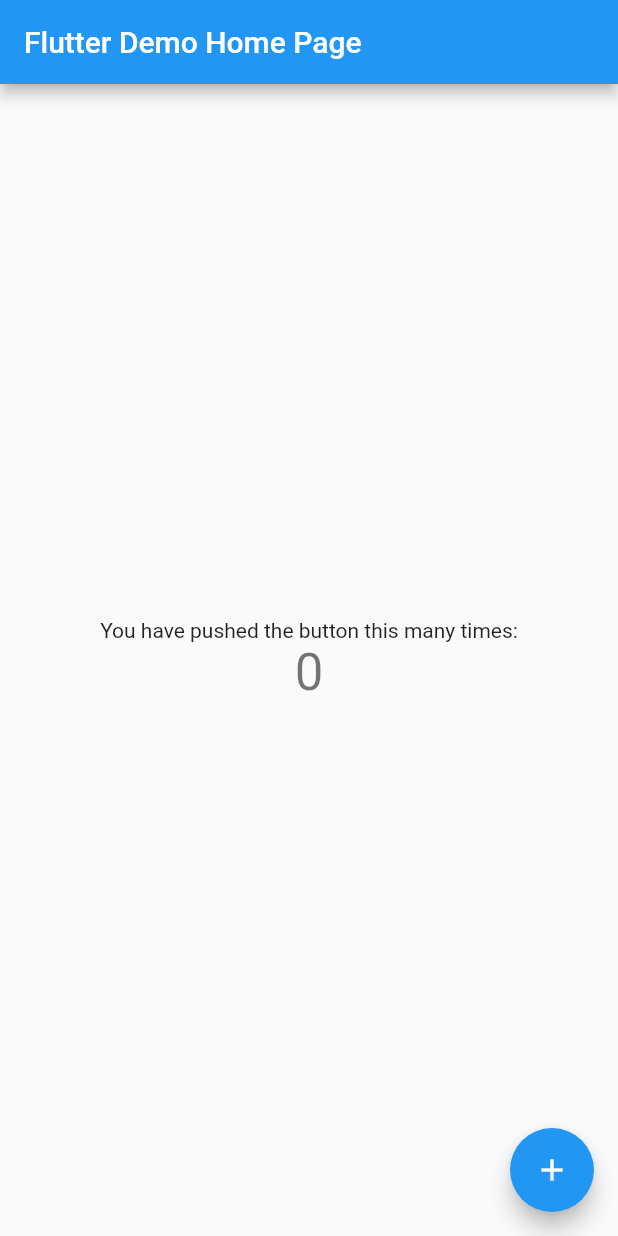
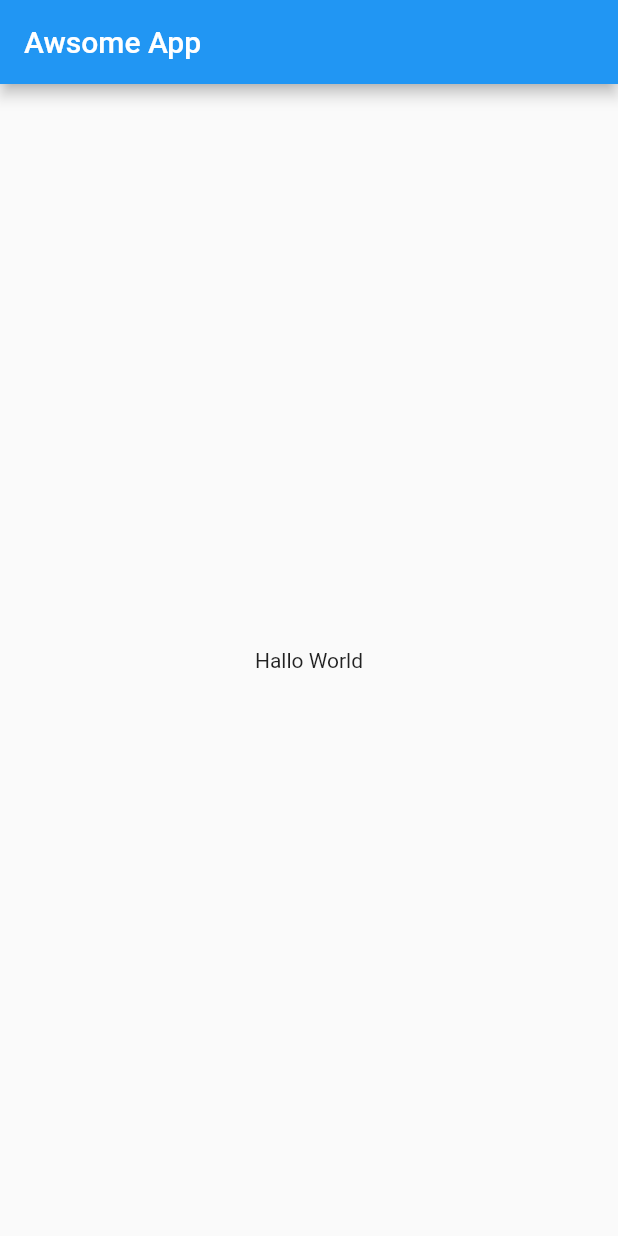
Before and after one commit to hk4-vs/awsomeapp, a Flutter app: the screen it shows after launch, on a phone screen of 412 x 824 dp. Run offline on Flutter 3.47's test engine with Material 2 defaults, Android fonts, the phone set to English and light mode, and no system bars.

Commit message:
Chapter 1 Complete

```diff
--- a/lib/main.dart
+++ b/lib/main.dart
@@ -1,115 +1,23 @@
+// import 'package:flutter/cupertino.dart';
 import 'package:flutter/material.dart';
 
 void main() {
-  runApp(const MyApp());
+  runApp(MaterialApp(
+    title: "Awsome App",
+    home: HomePage(),
+  ));
 }
 
-class MyApp extends StatelessWidget {
-  const MyApp({Key? key}) : super(key: key);
-
-  // This widget is the root of your application.
+class HomePage extends StatelessWidget {
   @override
   Widget build(BuildContext context) {
-    return MaterialApp(
-      title: 'Flutter Demo',
-      theme: ThemeData(
-        // This is the theme of your application.
-        //
-        // Try running your application with "flutter run". You'll see the
-        // application has a blue toolbar. Then, without quitting the app, try
-        // changing the primarySwatch below to Colors.green and then invoke
-        // "hot reload" (press "r" in the console where you ran "flutter run",
-        // or simply save your changes to "hot reload" in a Flutter IDE).
-        // Notice that the counter didn't reset back to zero; the application
-        // is not restarted.
-        primarySwatch: Colors.blue,
+    return Scaffold(
+      appBar: AppBar(
+        title: Text("Awsome App"),
       ),
-      home: const MyHomePage(title: 'Flutter Demo Home Page'),
+      body: Container(
+        child: Center(child: Text("Hallo World")),
+      ),
     );
   }
 }
-
-class MyHomePage extends StatefulWidget {
-  const MyHomePage({Key? key, required this.title}) : super(key: key);
-
-  // This widget is the home page of your application. It is stateful, meaning
-  // that it has a State object (defined below) that contains fields that affect
-  // how it looks.
-
-  // This class is the configuration for the state. It holds the values (in this
-  // case the title) provided by the parent (in this case the App widget) and
-  // used by the build method of the State. Fields in a Widget subclass are
-  // always marked "final".
-
-  final String title;
-
-  @override
-  State<MyHomePage> createState() => _MyHomePageState();
-}
-
-class _MyHomePageState extends State<MyHomePage> {
-  int _counter = 0;
-
-  void _incrementCounter() {
-    setState(() {
-      // This call to setState tells the Flutter framework that something has
-      // changed in this State, which causes it to rerun the build method below
-      // so that the display can reflect the updated values. If we changed
-      // _counter without calling setState(), then the build method would not be
-      // called again, and so nothing would appear to happen.
-      _counter++;
-    });
-  }
-
-  @override
-  Widget build(BuildContext context) {
-    // This method is rerun every time setState is called, for instance as done
-    // by the _incrementCounter method above.
-    //
-    // The Flutter framework has been optimized to make rerunning build methods
-    // fast, so that you can just rebuild anything that needs updating rather
-    // than having to individually change instances of widgets.
-    return Scaffold(
-      appBar: AppBar(
-        // Here we take the value from the MyHomePage object that was created by
-        // the App.build method, and use it to set our appbar title.
-        title: Text(widget.title),
-      ),
-      body: Center(
-        // Center is a layout widget. It takes a single child and positions it
-        // in the middle of the parent.
-        child: Column(
-          // Column is also a layout widget. It takes a list of children and
-          // arranges them vertically. By default, it sizes itself to fit its
-          // children horizontally, and tries to be as tall as its parent.
-          //
-          // Invoke "debug painting" (press "p" in the console, choose the
-          // "Toggle Debug Paint" action from the Flutter Inspector in Android
-          // Studio, or the "Toggle Debug Paint" command in Visual Studio Code)
-          // to see the wireframe for each widget.
-          //
-          // Column has various properties to control how it sizes itself and
-          // how it positions its children. Here we use mainAxisAlignment to
-          // center the children vertically; the main axis here is the vertical
-          // axis because Columns are vertical (the cross axis would be
-          // horizontal).
-          mainAxisAlignment: MainAxisAlignment.center,
-          children: <Widget>[
-            const Text(
-              'You have pushed the button this many times:',
-            ),
-            Text(
-              '$_counter',
-              style: Theme.of(context).textTheme.headline4,
-            ),
-          ],
-        ),
-      ),
-      floatingActionButton: FloatingActionButton(
-        onPressed: _incrementCounter,
-        tooltip: 'Increment',
-        child: const Icon(Icons.add),
-      ), // This trailing comma makes auto-formatting nicer for build methods.
-    );
-  }
-}
```
